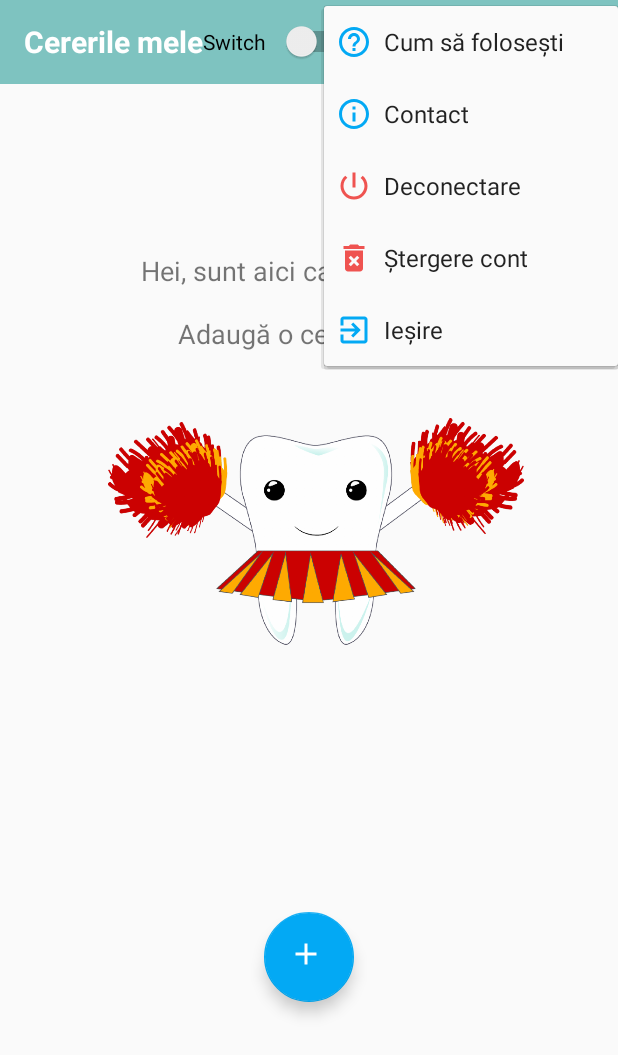
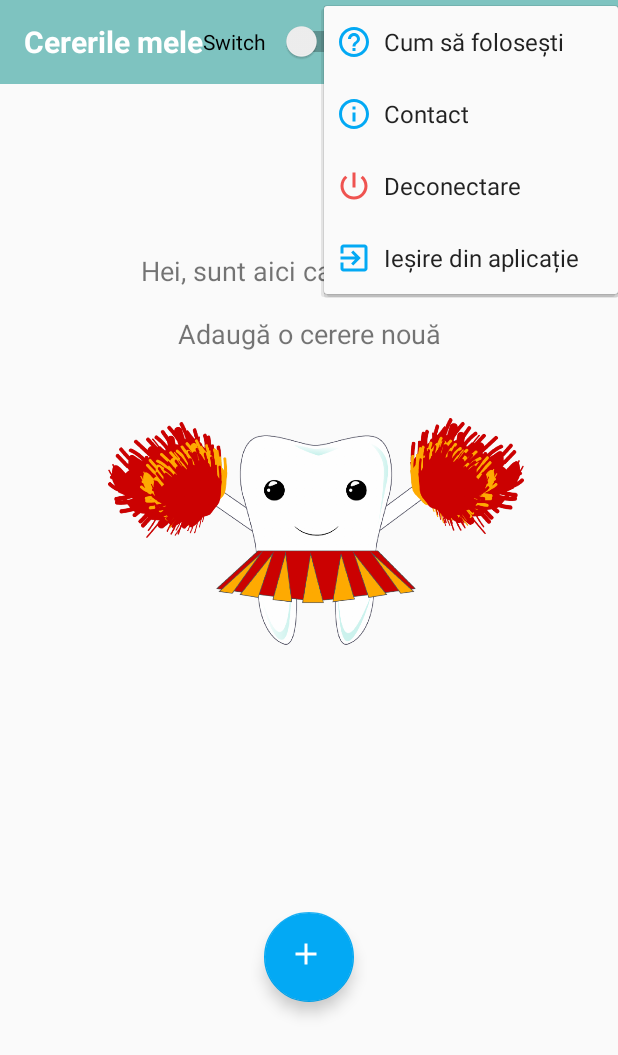
Before and after one commit to stefanblaga/Studentist, an Android app: the PatientShowRequestListActivity screen opened directly, with no data from a screen before it, after a tap on "menu", on a phone screen of 412 x 824 dp. Shown: the top 1055 px of the screen. Run offline under Robolectric (Android 15) with nearby library versions, the phone set to English and light mode, and no system bars; our stand-ins replace ButterKnife, Firebase (no records; nobody signed in at launch, a user with empty details on screens opened directly); libraries missing offline, so code that uses them is left out: com.facebook, com.firebase.ui.

Commit message:
first alpha version

```diff
--- a/app/src/main/java/com/mario22gmail/vasile/studentist/patient/PatientRequestDetails.java
+++ b/app/src/main/java/com/mario22gmail/vasile/studentist/patient/PatientRequestDetails.java
@@ -30,8 +30,8 @@ public class PatientRequestDetails extends AppCompatActivity {
         toolbar.setTitle(R.string.detailRequestToolbarLabel);
         int white = ContextCompat.getColor(getApplicationContext(), R.color.white);
         toolbar.setTitleTextColor(white);
+        setSupportActionBar(toolbar);
         if(getSupportActionBar() != null) {
-            setSupportActionBar(toolbar);
             getSupportActionBar().setDisplayHomeAsUpEnabled(true);
             getSupportActionBar().setDisplayShowHomeEnabled(true);
         }
--- a/app/src/main/java/com/mario22gmail/vasile/studentist/patient/PatientShowRequestListActivity.java
+++ b/app/src/main/java/com/mario22gmail/vasile/studentist/patient/PatientShowRequestListActivity.java
@@ -185,10 +185,6 @@ public class PatientShowRequestListActivity extends AppCompatActivity {
                             }
                         });
                         return true;
-                    case R.id.deleteAccountMenuItem:
-                        DeleteAccountFragment deleteAccountFragment = new DeleteAccountFragment();
-                        deleteAccountFragment.show(getSupportFragmentManager(), "delete account dialog");
-                        return true;
                     case R.id.exitAppMenuItem:
                         finishAffinity();
                         return true;
--- a/app/src/main/java/com/mario22gmail/vasile/studentist/student/StudentRequestListActivity.java
+++ b/app/src/main/java/com/mario22gmail/vasile/studentist/student/StudentRequestListActivity.java
@@ -132,10 +132,6 @@ public class StudentRequestListActivity extends AppCompatActivity {
                             }
                         });
                         return true;
-                    case R.id.deleteAccountMenuItem:
-                        DeleteAccountStudentFragment deleteAccountFragment = new DeleteAccountStudentFragment();
-                        deleteAccountFragment.show(getSupportFragmentManager(), "delete account dialog");
-                        return true;
                     case R.id.exitAppMenuItem:
                         finishAffinity();
                         return true;
--- a/app/src/main/res/menu/patientdotsmenu.xml
+++ b/app/src/main/res/menu/patientdotsmenu.xml
@@ -23,13 +23,9 @@
                 android:orderInCategory="98"
                 android:icon="@drawable/ic_power_settings_new"
                 android:title="@string/sign_out_menu_label"/>
-            <item android:id="@+id/deleteAccountMenuItem"
-                android:orderInCategory="99"
-                android:icon="@drawable/ic_delete_forever"
-                android:title="@string/delete_account_menu_label"/>
             <item android:id="@+id/exitAppMenuItem"
                 android:icon="@drawable/ic_exit_to_app"
-                android:orderInCategory="100"
+                android:orderInCategory="99"
                 android:title="@string/exit_menu_label"/>
 
 
--- a/app/src/main/res/values/strings.xml
+++ b/app/src/main/res/values/strings.xml
@@ -70,7 +70,7 @@
     <string name="contact_menu_label">Contact</string>
     <string name="sign_out_menu_label">Deconectare</string>
     <string name="delete_account_menu_label">Ștergere cont</string>
-    <string name="exit_menu_label">Ieșire</string>
+    <string name="exit_menu_label">Ieșire din aplicație</string>
     <string name="close_dialog_text">Inchide</string>
     <string name="request_description_label">Descriere:</string>
     <string name="data_label">Data :</string>
```
